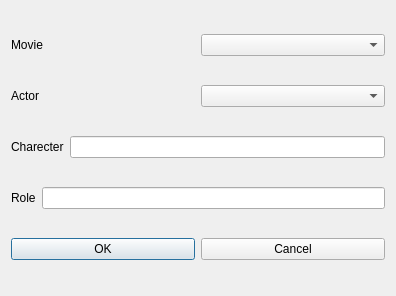
This is addmoviecastdialog.ui in Zakhrov/WebPhonon as Qt 5 draws it before an edit. The edited form follows.
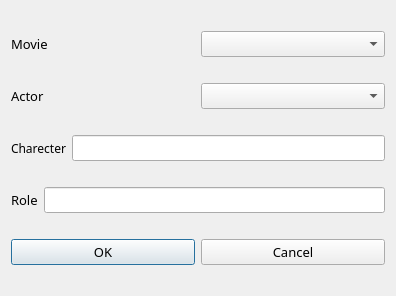
This is the edited form. Icons and pictures are not drawn.

```diff
--- a/addmoviecastdialog.ui
+++ b/addmoviecastdialog.ui
@@ -18,13 +18,29 @@
     <layout class="QHBoxLayout" name="horizontalLayout">
      <item>
       <widget class="QLabel" name="label">
+       <property name="font">
+        <font>
+         <family>AR CHRISTY</family>
+         <pointsize>10</pointsize>
+        </font>
+       </property>
        <property name="text">
         <string>Movie</string>
        </property>
       </widget>
      </item>
      <item>
-      <widget class="QComboBox" name="comboBox"/>
+      <widget class="QComboBox" name="comboBox">
+       <property name="font">
+        <font>
+         <family>AR CHRISTY</family>
+         <pointsize>10</pointsize>
+        </font>
+       </property>
+       <property name="styleSheet">
+        <string notr="true">background-color: &quot;white&quot;</string>
+       </property>
+      </widget>
      </item>
     </layout>
    </item>
@@ -32,13 +48,29 @@
     <layout class="QHBoxLayout" name="horizontalLayout_2">
      <item>
       <widget class="QLabel" name="label_2">
+       <property name="font">
+        <font>
+         <family>AR CHRISTY</family>
+         <pointsize>10</pointsize>
+        </font>
+       </property>
        <property name="text">
         <string>Actor</string>
        </property>
       </widget>
      </item>
      <item>
-      <widget class="QComboBox" name="comboBox_2"/>
+      <widget class="QComboBox" name="comboBox_2">
+       <property name="font">
+        <font>
+         <family>AR CHRISTY</family>
+         <pointsize>10</pointsize>
+        </font>
+       </property>
+       <property name="styleSheet">
+        <string notr="true">background-color: &quot;white&quot;</string>
+       </property>
+      </widget>
      </item>
     </layout>
    </item>
@@ -46,13 +78,29 @@
     <layout class="QHBoxLayout" name="horizontalLayout_3">
      <item>
       <widget class="QLabel" name="label_3">
+       <property name="font">
+        <font>
+         <family>AR CHRISTY</family>
+         <pointsize>9</pointsize>
+        </font>
+       </property>
        <property name="text">
         <string>Charecter</string>
        </property>
       </widget>
      </item>
      <item>
-      <widget class="QLineEdit" name="lineEdit"/>
+      <widget class="QLineEdit" name="lineEdit">
+       <property name="font">
+        <font>
+         <family>AR ESSENCE</family>
+         <pointsize>10</pointsize>
+        </font>
+       </property>
+       <property name="styleSheet">
+        <string notr="true">background-color: &quot;white&quot;</string>
+       </property>
+      </widget>
      </item>
     </layout>
    </item>
@@ -60,13 +108,29 @@
     <layout class="QHBoxLayout" name="horizontalLayout_5">
      <item>
       <widget class="QLabel" name="label_4">
+       <property name="font">
+        <font>
+         <family>AR CHRISTY</family>
+         <pointsize>10</pointsize>
+        </font>
+       </property>
        <property name="text">
         <string>Role</string>
        </property>
       </widget>
      </item>
      <item>
-      <widget class="QLineEdit" name="lineEdit_2"/>
+      <widget class="QLineEdit" name="lineEdit_2">
+       <property name="font">
+        <font>
+         <family>AR ESSENCE</family>
+         <pointsize>10</pointsize>
+        </font>
+       </property>
+       <property name="styleSheet">
+        <string notr="true">background-color: &quot;white&quot;</string>
+       </property>
+      </widget>
      </item>
     </layout>
    </item>
@@ -74,6 +138,15 @@
     <layout class="QHBoxLayout" name="horizontalLayout_4">
      <item>
       <widget class="QPushButton" name="pushButton">
+       <property name="font">
+        <font>
+         <family>AR CHRISTY</family>
+         <pointsize>10</pointsize>
+        </font>
+       </property>
+       <property name="styleSheet">
+        <string notr="true">background-color: &quot;white&quot;</string>
+       </property>
        <property name="text">
         <string>OK</string>
        </property>
@@ -81,6 +154,15 @@
      </item>
      <item>
       <widget class="QPushButton" name="pushButton_2">
+       <property name="font">
+        <font>
+         <family>AR DARLING</family>
+         <pointsize>10</pointsize>
+        </font>
+       </property>
+       <property name="styleSheet">
+        <string notr="true">background-color: &quot;white&quot;</string>
+       </property>
        <property name="text">
         <string>Cancel</string>
        </property>
```
Left out of the diff: 8 changed lines with no effect on the pictures.
